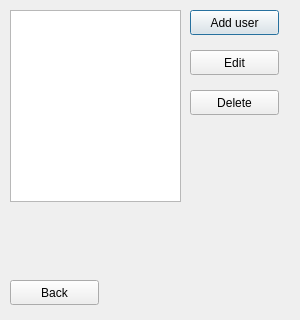
This is Dialog_admin.ui in SergoChilo/PyQt5 as Qt 5 draws it before an edit. The edited form follows.
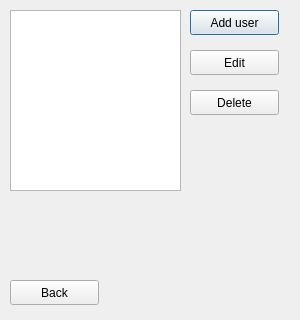
This is the edited form.

Patch:
```diff
--- a/Dialog_admin.ui
+++ b/Dialog_admin.ui
@@ -13,16 +13,6 @@
   <property name="windowTitle">
    <string>Dialog</string>
   </property>
-  <widget class="QListView" name="listView">
-   <property name="geometry">
-    <rect>
-     <x>10</x>
-     <y>10</y>
-     <width>171</width>
-     <height>192</height>
-    </rect>
-   </property>
-  </widget>
   <widget class="QPushButton" name="pushButton">
    <property name="geometry">
     <rect>
@@ -75,6 +65,16 @@
     <string>Back</string>
    </property>
   </widget>
+  <widget class="QListWidget" name="listWidget">
+   <property name="geometry">
+    <rect>
+     <x>10</x>
+     <y>10</y>
+     <width>171</width>
+     <height>181</height>
+    </rect>
+   </property>
+  </widget>
  </widget>
  <resources/>
  <connections/>
```
